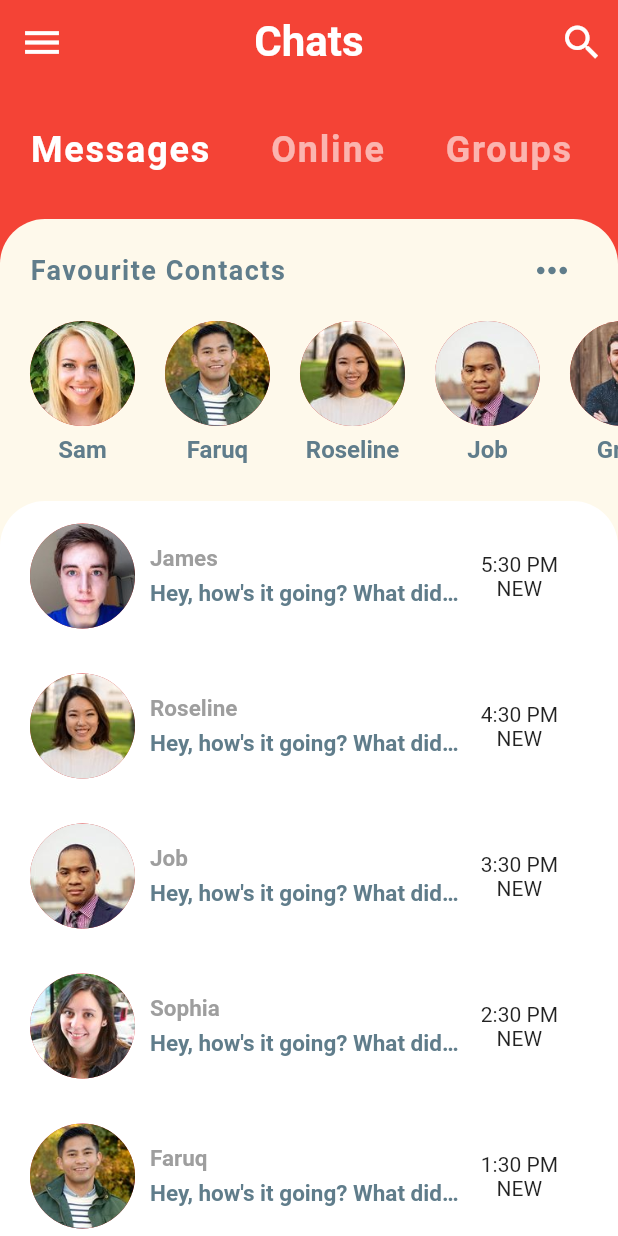
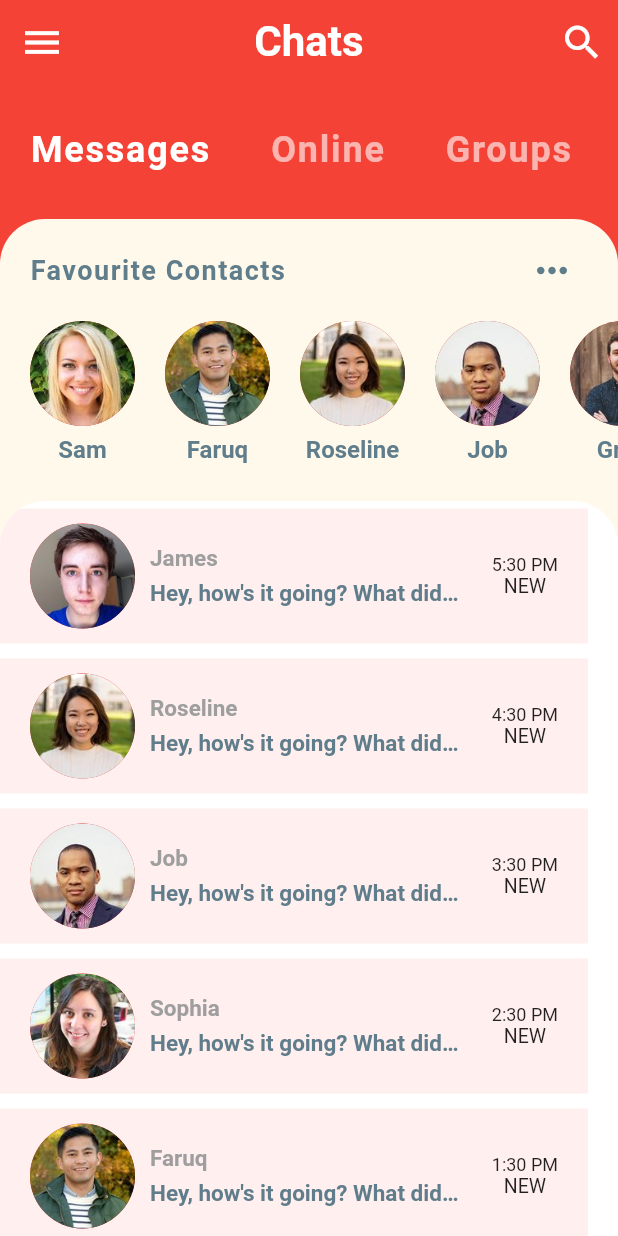
Before and after one commit to jobic10/flutter_chat_ui, a Flutter app: the screen it shows after launch, on a phone screen of 412 x 824 dp. Run offline on Flutter 3.47's test engine with Material 2 defaults, Android fonts, the phone set to English and light mode, and no system bars.

Commit message:
Fixed renderOverFlow

```diff
--- a/lib/widgets/recent_chats.dart
+++ b/lib/widgets/recent_chats.dart
@@ -27,6 +27,9 @@ class RecentChats extends StatelessWidget {
             itemBuilder: (context, index) {
               final Message chat = chats[index];
               return Container(
+                decoration: BoxDecoration(
+                  color: Color(0xFFFFEFEE),
+                ),
                 margin: EdgeInsets.only(top: 5, bottom: 5, right: 20),
                 padding: EdgeInsets.symmetric(vertical: 10, horizontal: 20),
                 child: Row(
@@ -70,8 +73,18 @@ class RecentChats extends StatelessWidget {
                     ),
                     Column(
                       children: [
-                        Text(chat.time),
-                        Text('NEW'),
+                        Text(
+                          chat.time,
+                          style: TextStyle(
+                            fontSize: 12,
+                          ),
+                        ),
+                        Text(
+                          'NEW',
+                          style: TextStyle(
+                            fontSize: 13,
+                          ),
+                        ),
                       ],
                     ),
                   ],
```
